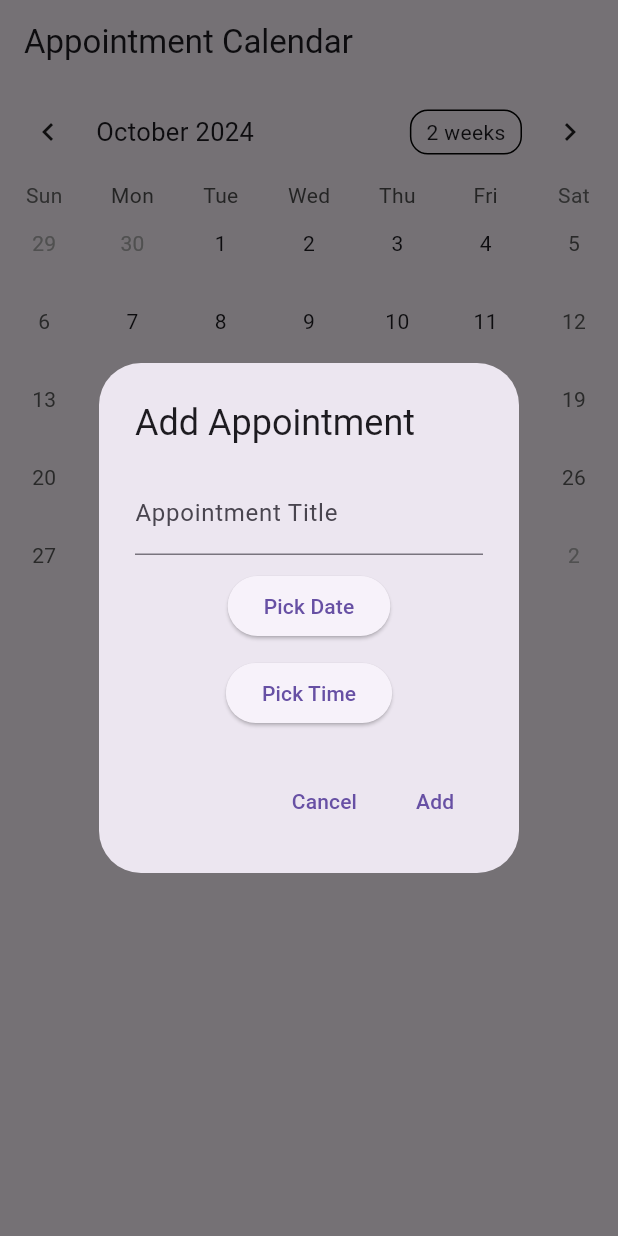
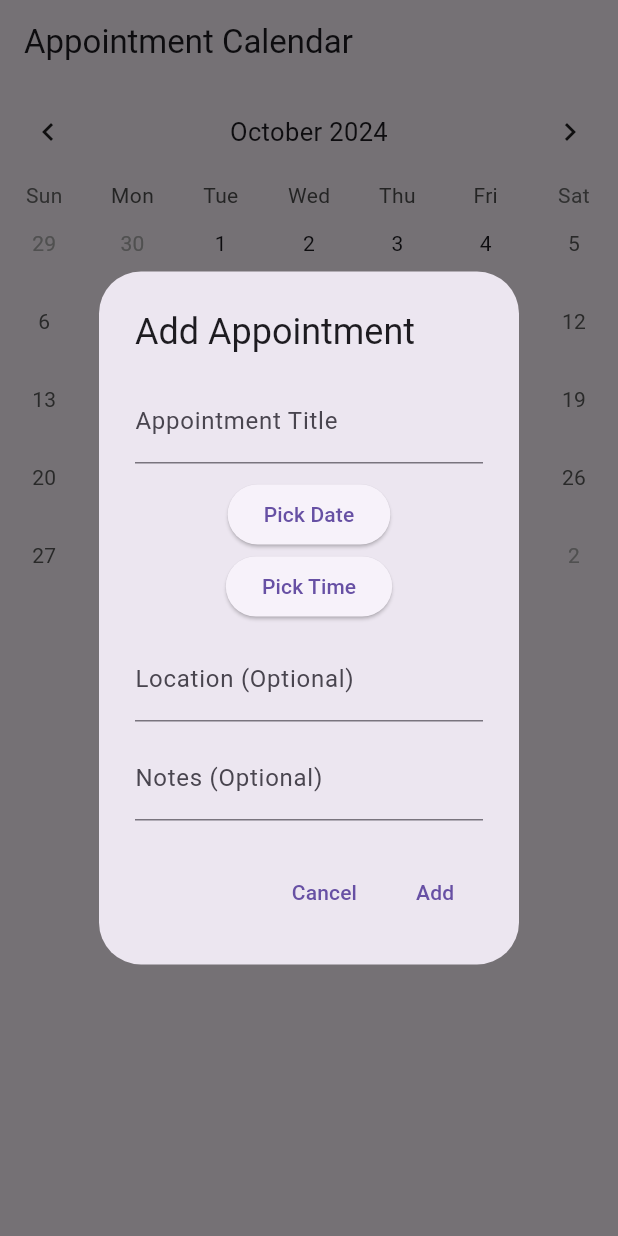
Before and after one commit to KexinWei/flutter_appointment_app, a Flutter app: the screen it shows after launch, after a tap on "Add Appointment", on a phone screen of 412 x 824 dp. Run offline on Flutter 3.47's test engine with Material 3 defaults, Android fonts, the phone set to English and light mode, and no system bars; drawn by our look-alikes of table_calendar; our stand-ins replace sqflite; accounts and stored records are empty.

Commit message:
finish the project

```diff
--- a/appointment_app/lib/main.dart
+++ b/appointment_app/lib/main.dart
@@ -30,6 +30,8 @@ class _AppointmentCalendarScreenState extends State<AppointmentCalendarScreen> {
   late Database database;
   Map<DateTime, List<Map<String, dynamic>>> appointments = {};
   DateTime _selectedDay = DateTime.now();
+  DateTime _focusedDay = DateTime.now();
+  final GlobalKey<ScaffoldMessengerState> _scaffoldMessengerKey = GlobalKey<ScaffoldMessengerState>();
 
   @override
   void initState() {
@@ -42,7 +44,7 @@ class _AppointmentCalendarScreenState extends State<AppointmentCalendarScreen> {
       join(await getDatabasesPath(), 'appointments.db'),
       onCreate: (db, version) {
         return db.execute(
-          'CREATE TABLE appointments(id INTEGER PRIMARY KEY, title TEXT, date TEXT, time TEXT)',
+          'CREATE TABLE appointments(id INTEGER PRIMARY KEY, title TEXT, date TEXT, time TEXT, location TEXT, notes TEXT)',
         );
       },
       version: 1,
@@ -55,23 +57,28 @@ class _AppointmentCalendarScreenState extends State<AppointmentCalendarScreen> {
     Map<DateTime, List<Map<String, dynamic>>> tempAppointments = {};
     for (var appointment in data) {
       DateTime date = DateTime.parse(appointment['date']);
-      if (!tempAppointments.containsKey(date)) {
-        tempAppointments[date] = [];
+      DateTime dateWithoutTime = DateTime(date.year, date.month, date.day);
+      if (!tempAppointments.containsKey(dateWithoutTime)) {
+        tempAppointments[dateWithoutTime] = [];
       }
-      tempAppointments[date]!.add(appointment);
+      tempAppointments[dateWithoutTime]!.add(appointment);
     }
     setState(() {
       appointments = tempAppointments;
     });
   }
 
-  Future<void> _addAppointment(String title, DateTime date, TimeOfDay time, BuildContext context) async {
+  Future<void> _addAppointment(
+      String title, DateTime date, TimeOfDay time, String? location, String? notes, BuildContext context) async {
+    final formattedTime = time.hour.toString().padLeft(2, '0') + ':' + time.minute.toString().padLeft(2, '0');
     await database.insert(
       'appointments',
       {
         'title': title,
         'date': date.toIso8601String(),
-        'time': time.format(context), // Use the correct BuildContext
+        'time': formattedTime,
+        'location': location ?? '',
+        'notes': notes ?? '',
       },
       conflictAlgorithm: ConflictAlgorithm.replace,
     );
@@ -89,25 +96,37 @@ class _AppointmentCalendarScreenState extends State<AppointmentCalendarScreen> {
 
   @override
   Widget build(BuildContext context) {
-    return Scaffold(
+    return ScaffoldMessenger(
+      key: _scaffoldMessengerKey,
+      child: Scaffold(
         appBar: AppBar(
           title: Text('Appointment Calendar'),
         ),
         body: Column(
           children: [
             TableCalendar(
-            focusedDay: DateTime.now(),
+              focusedDay: _focusedDay,
               firstDay: DateTime.utc(2020, 1, 1),
               lastDay: DateTime.utc(2030, 12, 31),
-            calendarFormat: CalendarFormat.month,
+              availableCalendarFormats: const {
+                CalendarFormat.month: 'Month',
+              },
+              headerStyle: HeaderStyle(
+                formatButtonVisible: false,
+                titleCentered: true,
+              ),
               eventLoader: (day) {
-              return appointments[day] ?? [];
+                DateTime dayWithoutTime = DateTime(day.year, day.month, day.day);
+                return appointments[dayWithoutTime]?.isNotEmpty == true ? [''] : [];
               },
               onDaySelected: (selectedDay, focusedDay) {
                 setState(() {
                   _selectedDay = selectedDay;
+                  _focusedDay = focusedDay; // 保持显示选中的日期
                 });
-              _showAppointmentsForDay(selectedDay, context); // Pass the correct context
+              },
+              selectedDayPredicate: (day) {
+                return isSameDay(_selectedDay, day);
               },
             ),
             ElevatedButton(
@@ -116,36 +135,46 @@ class _AppointmentCalendarScreenState extends State<AppointmentCalendarScreen> {
               },
               child: Text('Add Appointment'),
             ),
+            Expanded(
+              child: _buildAppointmentListForSelectedDay(),
+            ),
           ],
+        ),
       ),
     );
   }
 
-  void _showAppointmentsForDay(DateTime day, BuildContext context) {
-    final List<Map<String, dynamic>> selectedAppointments = appointments[day] ?? [];
+  Widget _buildAppointmentListForSelectedDay() {
+    final List<Map<String, dynamic>> selectedAppointments = appointments[DateTime(_selectedDay.year, _selectedDay.month, _selectedDay.day)] ?? [];
 
-    showDialog(
-      context: context, // Use the correct BuildContext here
-      builder: (BuildContext context) {
-        return AlertDialog(
-          title: Text('Appointments on ${day.toString().split(' ')[0]}'),
-          content: selectedAppointments.isEmpty
-              ? Text('No appointments.')
-              : Column(
-                  mainAxisSize: MainAxisSize.min,
-                  children: selectedAppointments.map((appointment) {
+    if (selectedAppointments.isEmpty) {
+      return Padding(
+        padding: const EdgeInsets.all(16.0),
+        child: Text('No appointments on this day.'),
+      );
+    }
+
+    return ListView.builder(
+      itemCount: selectedAppointments.length,
+      itemBuilder: (context, index) {
+        final appointment = selectedAppointments[index];
         return ListTile(
           title: Text(appointment['title']),
-                      subtitle: Text('${appointment['time']}'),
+          subtitle: Column(
+            crossAxisAlignment: CrossAxisAlignment.start,
+            children: [
+              Text('Time: ${appointment['time']}'),
+              if (appointment['location'] != null && appointment['location'].isNotEmpty)
+                Text('Location: ${appointment['location']}'),
+              if (appointment['notes'] != null && appointment['notes'].isNotEmpty)
+                Text('Notes: ${appointment['notes']}'),
+            ],
+          ),
           trailing: IconButton(
             icon: Icon(Icons.delete),
             onPressed: () {
               _deleteAppointment(appointment['id']);
-                          Navigator.pop(context); // Close the dialog
             },
-                      ),
-                    );
-                  }).toList(),
           ),
         );
       },
@@ -154,12 +183,16 @@ class _AppointmentCalendarScreenState extends State<AppointmentCalendarScreen> {
 
   void _showAddAppointmentDialog(BuildContext context) {
     String appointmentTitle = '';
-    DateTime selectedDate = _selectedDay;
-    TimeOfDay selectedTime = TimeOfDay.now();
+    DateTime? selectedDate;
+    TimeOfDay? selectedTime;
+    String? appointmentLocation;
+    String? appointmentNotes;
 
     showDialog(
-      context: context, // Correct BuildContext
+      context: context,
       builder: (BuildContext context) {
+        return StatefulBuilder(
+          builder: (context, setState) {
             return AlertDialog(
               title: Text('Add Appointment'),
               content: Column(
@@ -175,44 +208,80 @@ class _AppointmentCalendarScreenState extends State<AppointmentCalendarScreen> {
                   ElevatedButton(
                     onPressed: () async {
                       final DateTime? pickedDate = await showDatePicker(
-                    context: context, // Correct BuildContext
-                    initialDate: selectedDate,
+                        context: context,
+                        initialDate: DateTime.now(),
                         firstDate: DateTime(2020),
                         lastDate: DateTime(2030),
                       );
                       if (pickedDate != null) {
+                        setState(() {
                           selectedDate = pickedDate;
+                        });
                       }
                     },
                     child: Text('Pick Date'),
                   ),
-              SizedBox(height: 10),
+                  if (selectedDate != null)
+                    Padding(
+                      padding: const EdgeInsets.symmetric(vertical: 8.0),
+                      child: Text('Selected Date: ${selectedDate!.year}-${selectedDate!.month}-${selectedDate!.day}'),
+                    ),
                   ElevatedButton(
                     onPressed: () async {
                       final TimeOfDay? pickedTime = await showTimePicker(
-                    context: context, // Correct BuildContext
-                    initialTime: selectedTime,
+                        context: context,
+                        initialTime: TimeOfDay.now(),
                       );
                       if (pickedTime != null) {
+                        setState(() {
                           selectedTime = pickedTime;
+                        });
                       }
                     },
                     child: Text('Pick Time'),
+                  ),
+                  if (selectedTime != null)
+                    Padding(
+                      padding: const EdgeInsets.symmetric(vertical: 8.0),
+                      child: Text('Selected Time: ${selectedTime!.format(context)}'),
+                    ),
+                  SizedBox(height: 10),
+                  TextField(
+                    decoration: InputDecoration(labelText: 'Location (Optional)'),
+                    onChanged: (value) {
+                      appointmentLocation = value;
+                    },
+                  ),
+                  SizedBox(height: 10),
+                  TextField(
+                    decoration: InputDecoration(labelText: 'Notes (Optional)'),
+                    onChanged: (value) {
+                      appointmentNotes = value;
+                    },
                   ),
                 ],
               ),
               actions: [
                 TextButton(
                   onPressed: () {
-                Navigator.of(context).pop(); // Close dialog without adding
+                    Navigator.of(context).pop();
                   },
                   child: Text('Cancel'),
                 ),
                 TextButton(
                   onPressed: () {
-                if (appointmentTitle.isNotEmpty) {
-                  _addAppointment(appointmentTitle, selectedDate, selectedTime, context); // Pass context correctly
-                  Navigator.of(context).pop(); // Close dialog after adding
+                    if (appointmentTitle.isNotEmpty && selectedDate != null && selectedTime != null) {
+                      _addAppointment(
+                        appointmentTitle,
+                        selectedDate!,
+                        selectedTime!,
+                        appointmentLocation,
+                        appointmentNotes,
+                        context,
+                      );
+                      Navigator.of(context).pop();
+                    } else {
+                      _showOverlayError(context, 'Title, Date, and Time are required!');
                     }
                   },
                   child: Text('Add'),
@@ -221,5 +290,35 @@ class _AppointmentCalendarScreenState extends State<AppointmentCalendarScreen> {
             );
           },
         );
+      },
+    );
+  }
+
+  void _showOverlayError(BuildContext context, String message) {
+    final overlay = Overlay.of(context);
+    final overlayEntry = OverlayEntry(
+      builder: (context) => Positioned(
+        top: MediaQuery.of(context).size.height * 0.9,
+        left: 10,
+        right: 10,
+        child: Material(
+          color: Colors.transparent,
+          child: Container(
+            padding: EdgeInsets.all(10),
+            color: Colors.redAccent,
+            child: Text(
+              message,
+              style: TextStyle(color: Colors.white),
+              textAlign: TextAlign.center,
+            ),
+          ),
+        ),
+      ),
+    );
+    overlay?.insert(overlayEntry);
+
+    Future.delayed(Duration(seconds: 2), () {
+      overlayEntry.remove();
+    });
   }
 }
```
Lines whose indentation alone changed are shown as unchanged.
